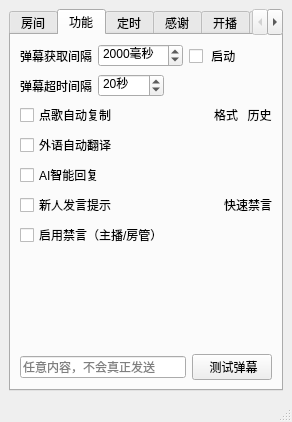
This is mainwindow.ui in iwxyi/Bilibili-MagicalDanmaku as Qt 5 draws it before an edit. The edited form follows.
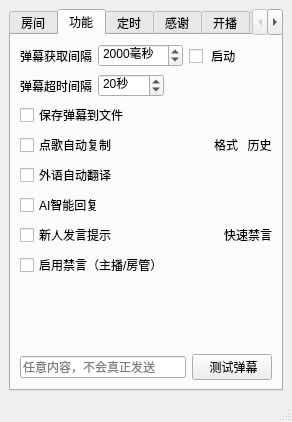
This is the edited form.

Commit message: 新增保存所有弹幕到文件

```diff
--- a/mainwindow.ui
+++ b/mainwindow.ui
@@ -217,6 +217,20 @@
           </item>
          </layout>
         </item>
+        <item>
+         <layout class="QHBoxLayout" name="horizontalLayout_21">
+          <property name="topMargin">
+           <number>0</number>
+          </property>
+          <item>
+           <widget class="QCheckBox" name="saveDanmakuToFileCheck">
+            <property name="text">
+             <string>保存弹幕到文件</string>
+            </property>
+           </widget>
+          </item>
+         </layout>
+        </item>
         <item>
          <layout class="QHBoxLayout" name="horizontalLayout_4" stretch="1,0,0">
           <property name="topMargin">
```
The commit also changes 2 other files.
